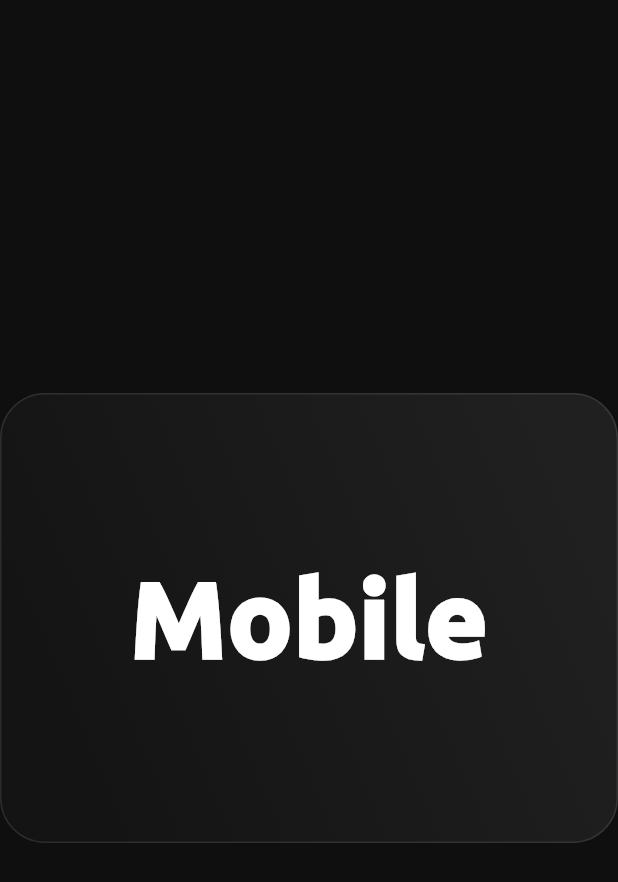
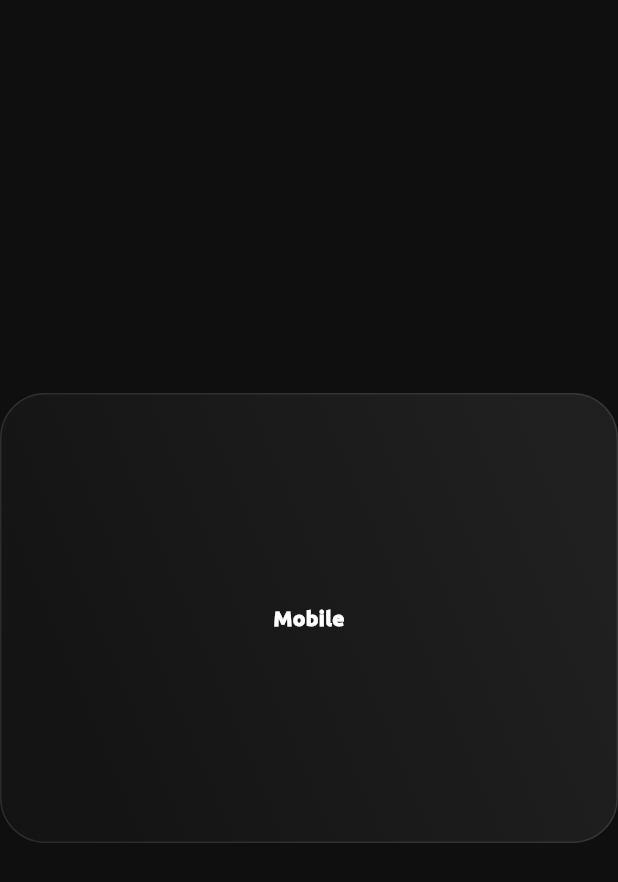
Before and after one commit to OmidHaqi/omidhaqi.github.io, a Flutter app: the screen it shows after launch, on a phone screen of 412 x 824 dp. Shown: the top 882 px of the screen. Run offline on Flutter 3.47's test engine with Material 3 defaults, Android fonts, the phone set to English and light mode, and no system bars; our stand-ins replace bloc, flutter_bloc, get_it, shared_preferences.

Commit message:
Remove splash screen feature and update initial route to home screen

```diff
--- a/lib/features/home/presentation/pages/home_mobile.dart
+++ b/lib/features/home/presentation/pages/home_mobile.dart
@@ -14,11 +14,10 @@ class HomeMobile extends StatelessWidget {
         child: AppContiner(
           width: 350.dp(context),
           height: 200.dp(context),
-          child: Center(
+          child: const Center(
             child: Text(
               "Mobile",
               style: TextStyle(
-                fontSize: 48.sp(context),
                 fontWeight: FontWeight.w900,
               ),
             ),
--- a/lib/features/home/presentation/pages/home_screen.dart
+++ b/lib/features/home/presentation/pages/home_screen.dart
@@ -5,7 +5,7 @@ import 'package:ox0/features/home/presentation/pages/home_mobile.dart';
 import 'package:ox0/features/home/presentation/pages/home_tablet.dart';
 
 class HomeScreen extends StatelessWidget {
-  static const routeName = '/home';
+  static const routeName = '/';
   const HomeScreen({super.key});
 
   @override
--- a/lib/my_app.dart
+++ b/lib/my_app.dart
@@ -1,7 +1,7 @@
 import 'package:flutter/material.dart';
 import 'package:ox0/core/config/app_constants.dart';
 import 'package:ox0/core/config/app_theme.dart';
-import 'package:ox0/features/splash/presentation/pages/splash_screen.dart';
+import 'package:ox0/features/home/presentation/pages/home_screen.dart';
 import 'package:ox0/routes.dart';
 
 class MyApp extends StatelessWidget {
@@ -13,7 +13,7 @@ class MyApp extends StatelessWidget {
       debugShowCheckedModeBanner: false,
       title: AppConstants.appName,
       theme: AppTheme.darkTheme,
-      initialRoute: SplashScreen.routeName,
+      initialRoute: HomeScreen.routeName,
       onGenerateRoute: onGenerateRoute,
     );
   }
--- a/lib/routes.dart
+++ b/lib/routes.dart
@@ -2,16 +2,12 @@ import 'package:flutter/material.dart';
 import 'package:ox0/features/about/presentation/pages/about_screen.dart';
 import 'package:ox0/features/contact/presentation/pages/contact_screen.dart';
 import 'package:ox0/features/home/presentation/pages/home_screen.dart';
-import 'package:ox0/features/splash/presentation/pages/splash_screen.dart';
 import 'package:ox0/features/works/presentation/pages/works_screen.dart';
 import 'package:ox0/features/404/presentation/page_not_found.dart';
 
 Route<dynamic>? onGenerateRoute(settings) {
   Widget page;
   switch (settings.name) {
-    case SplashScreen.routeName:
-      page = const SplashScreen();
-      break;
     case HomeScreen.routeName:
       page = const HomeScreen();
       break;
```
Also changed, not shown: lib/features/splash/presentation/cubit/splash_cubit.dart (deleted, +0 -10 lines), lib/features/splash/presentation/pages/splash_screen.dart (deleted, +0 -42 lines).
